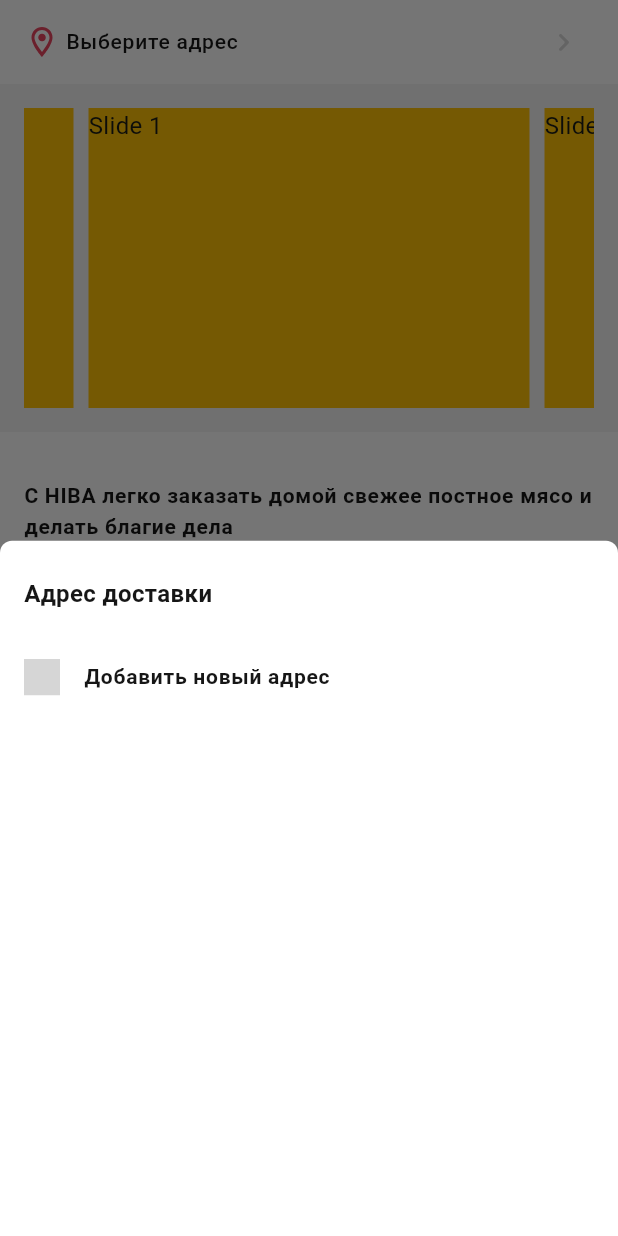
After one commit to KairatKalmukhambetRaGroup/hiba-flutter, a Flutter app: the HomePage screen opened by its route, after a tap on "Выберите адрес", on a phone screen of 412 x 824 dp. The commit adds this screen. Run offline on Flutter 3.47's test engine with Material 3 defaults, Android fonts, the phone set to English and light mode, and no system bars; drawn by our look-alikes of carousel_slider; our stand-ins replace firebase_core, fluro, flutter_dotenv, flutter_secure_storage, flutter_svg, image_picker and 3 more; accounts and stored records are empty; generated files the repository leaves out were written again; grey boxes are pictures that could not be loaded.

Commit message:
(new): show addresses if not set on bottom sheet

```diff
--- /dev/null
+++ b/lib/components/show_addresses.dart
@@ -0,0 +1,129 @@
+import 'package:flutter/material.dart';
+import 'package:flutter_svg/svg.dart';
+import 'package:hiba/entities/address.dart';
+import 'package:hiba/pages/profile/new_address_page.dart';
+import 'package:hiba/providers/address_state.dart';
+import 'package:hiba/values/app_colors.dart';
+import 'package:hiba/values/app_theme.dart';
+import 'package:provider/provider.dart';
+
+class ShowAddresses extends StatefulWidget {
+  const ShowAddresses({super.key});
+
+  @override
+  State<StatefulWidget> createState() => _ShowAddressesState();
+}
+
+class _ShowAddressesState extends State<ShowAddresses> {
+  final _sheet = GlobalKey();
+  final _controller = DraggableScrollableController();
+
+  @override
+  void initState() {
+    super.initState();
+    _controller.addListener(_onChanged);
+  }
+
+  @override
+  void dispose() {
+    super.dispose();
+    _controller.dispose();
+  }
+
+  void _onChanged() {
+    final currentSize = _controller.size;
+    // if (currentSize <= 0.5) _collapse();
+    // if (currentSize < 0.4) _hide();
+  }
+
+  void _collapse() => _animateSheet(sheet.snapSizes!.first);
+
+  void _anchor() => _animateSheet(sheet.snapSizes!.last);
+
+  void _expand() => _animateSheet(sheet.maxChildSize);
+
+  void _hide() => _animateSheet(sheet.minChildSize);
+
+  void _animateSheet(double size) {
+    _controller.animateTo(
+      size,
+      duration: const Duration(milliseconds: 50),
+      curve: Curves.easeInOut,
+    );
+  }
+
+  DraggableScrollableSheet get sheet =>
+      (_sheet.currentWidget as DraggableScrollableSheet);
+
+  @override
+  Widget build(BuildContext context) {
+    return LayoutBuilder(builder: (context, constraints) {
+      AddressState addressState = Provider.of<AddressState>(context);
+      return DraggableScrollableSheet(
+        key: _sheet,
+        initialChildSize: 1,
+        maxChildSize: 1,
+        minChildSize: 0,
+        expand: true,
+        snap: true,
+        // snapSizes: const [0.5],
+        controller: _controller,
+        builder: (BuildContext context, ScrollController scrollController) {
+          return DecoratedBox(
+            decoration: const BoxDecoration(
+              color: AppColors.white,
+              borderRadius: BorderRadius.only(
+                topLeft: Radius.circular(8),
+                topRight: Radius.circular(8),
+              ),
+            ),
+            child: SingleChildScrollView(
+              controller: scrollController,
+              child: Column(
+                crossAxisAlignment: CrossAxisAlignment.start,
+                children: [
+                  const Padding(
+                    padding: EdgeInsets.only(
+                        top: 24, left: 16, right: 16, bottom: 16),
+                    child: Text(
+                      'Адрес доставки',
+                      style: AppTheme.headingBlack600_16,
+                    ),
+                  ),
+                  Column(
+                    children: addressState.addresses
+                        .map((address) => addressTile(address))
+                        .toList(),
+                  ),
+                  ListTile(
+                    leading: SvgPicture.asset(
+                      'assets/svg/plus-black.svg',
+                      width: 24,
+                    ),
+                    title: const Text(
+                      'Добавить новый адрес',
+                      style: AppTheme.headingBlack600_14,
+                    ),
+                    onTap: () {
+                      Navigator.of(context)
+                          .pushNamed(NewAddressPage.routeName)
+                          .then((value) {
+                        // if (value == true) {
+                        //   refresh();
+                        // }
+                      });
+                    },
+                  ),
+                ],
+              ),
+            ),
+          );
+        },
+      );
+    });
+  }
+
+  Widget addressTile(Address address) => ListTile(
+        title: Text(address.name),
+      );
+}
--- a/lib/pages/home_page.dart
+++ b/lib/pages/home_page.dart
@@ -1,9 +1,12 @@
 import 'package:carousel_slider/carousel_slider.dart';
 import 'package:flutter/material.dart';
 import 'package:flutter_svg/svg.dart';
+import 'package:hiba/components/show_addresses.dart';
+import 'package:hiba/providers/address_state.dart';
 import 'package:hiba/utils/api/location.dart';
 import 'package:hiba/values/app_colors.dart';
 import 'package:hiba/values/app_theme.dart';
+import 'package:provider/provider.dart';
 
 class HomePage extends StatelessWidget {
   static const routeName = '/';
@@ -13,6 +16,13 @@ class HomePage extends StatelessWidget {
   Widget build(BuildContext context) {
     // AuthState authState = Provider.of<AuthState>(context);
     // User? user = authState.user;
+
+    AddressState addressState =
+        Provider.of<AddressState>(context, listen: false);
+
+    // if (addressState.currentAddress == null) {
+    //   addressState.openHomeAddresses();
+    // }
 
     return Scaffold(
       backgroundColor: AppColors.bgLight,
@@ -29,8 +39,10 @@ class HomePage extends StatelessWidget {
                     width: 24,
                   ),
                   const SizedBox(width: 4),
-                  const Text(
-                    'Алматы',
+                  Text(
+                    addressState.currentAddress == null
+                        ? 'Выберите адрес'
+                        : addressState.currentAddress!.city.name,
                     style: AppTheme.bodyBlack500_14,
                   ),
                 ],
@@ -39,8 +51,16 @@ class HomePage extends StatelessWidget {
                 'assets/svg/chevron-right-grey.svg',
                 width: 24,
               ),
-              onTap: () async {
-                await getCities();
+              onTap: () {
+                showModalBottomSheet(
+                  isDismissible: true,
+                  backgroundColor: Colors.transparent,
+                  // isScrollControlled: true,
+                  context: context,
+                  builder: (context) {
+                    return const ShowAddresses();
+                  },
+                );
               },
             ),
             Padding(
@@ -115,14 +135,13 @@ class HomePage extends StatelessWidget {
                   ),
                 ],
               ),
-            )
+            ),
           ],
         ),
       ),
     );
   }
 }
-
 
 // ListView(
 //           padding: EdgeInsets.zero,
```
